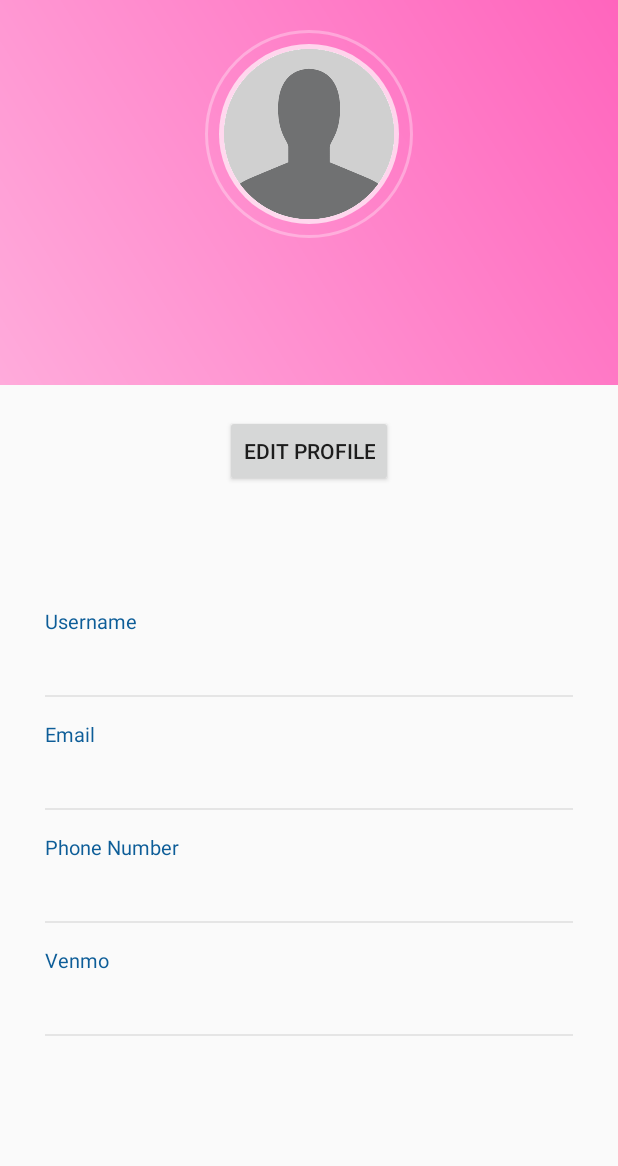
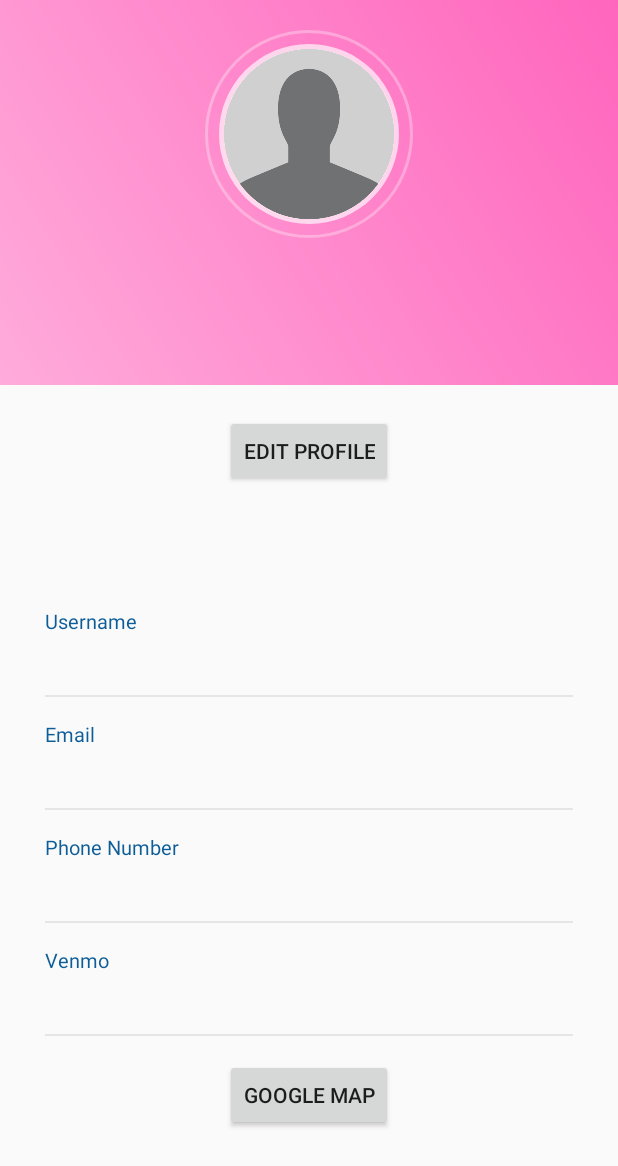
Before and after one commit to ucsb-cs48-w20/gauchoshare, an Android app: the screen it shows after launch (ProfileActivity), after a tap on "PROFILE", on a phone screen of 412 x 824 dp. Shown: the top 1166 px of the screen. Run offline under Robolectric (Android 15) with nearby library versions, the phone set to English and light mode, and no system bars; our stand-ins replace Firebase (no records; nobody signed in at launch, a user with empty details on screens opened directly), Picasso; 9 statements that could not run were skipped.

Commit message:
add map base

```diff
--- a/app/src/main/java/com/ucsb/integration/MainPage/Profile/ProfileActivity.java
+++ b/app/src/main/java/com/ucsb/integration/MainPage/Profile/ProfileActivity.java
@@ -33,7 +33,7 @@ public class ProfileActivity extends AppCompatActivity {
     Map<String, Object> data;
     private ImageView mImageView;
     private Uri mImageUri;
-    private Button mEditProfile;
+    private Button mEditProfile, mGoogleActivity;
 
     @Override
     protected void onCreate(Bundle savedInstanceState) {
@@ -42,6 +42,8 @@ public class ProfileActivity extends AppCompatActivity {
         setContentView(R.layout.activity_profile);
 
         mEditProfile = (Button) findViewById(R.id.btn_edit_profile);
+
+        mGoogleActivity = (Button) findViewById(R.id.btn_google_map);
 
         mAuth = FirebaseAuth.getInstance();
         currentUserID = mAuth.getCurrentUser().getUid();
@@ -85,8 +87,22 @@ public class ProfileActivity extends AppCompatActivity {
             }
         });
 
+        mGoogleActivity.setOnClickListener(new View.OnClickListener() {
+            @Override
+            public void onClick(View v) {
+                SendUserToMapsActivity();
+            }
+        });
+
         Toolbar toolbar = findViewById(R.id.toolbar);
         setSupportActionBar(toolbar);
+    }
+
+    private void SendUserToMapsActivity() {
+        Intent mainIntent = new Intent(ProfileActivity.this, MapsActivity.class);
+        mainIntent.addFlags(Intent.FLAG_ACTIVITY_NEW_TASK | Intent.FLAG_ACTIVITY_CLEAR_TASK);
+        startActivity(mainIntent);
+        finish();
     }
 
     private void SendUserToEditProfileActivity() {
--- a/app/src/main/res/layout/activity_profile.xml
+++ b/app/src/main/res/layout/activity_profile.xml
@@ -76,6 +76,7 @@
             android:text="Edit Profile" />
 
         <LinearLayout
+            android:id="@+id/info_fields"
             android:layout_width="match_parent"
             android:layout_marginLeft="30dp"
             android:layout_centerInParent="true"
@@ -197,6 +198,15 @@
 
 
         </LinearLayout>
+        <Button
+            android:id="@+id/btn_google_map"
+            android:layout_width="wrap_content"
+            android:layout_height="wrap_content"
+            android:layout_marginTop="15dp"
+            android:layout_below="@id/info_fields"
+            android:layout_centerHorizontal="true"
+            android:text="Google Map"
+            />
 
     </RelativeLayout>
 
--- a/app/src/main/res/values/strings.xml
+++ b/app/src/main/res/values/strings.xml
@@ -49,4 +49,5 @@
     <string name="appwidget_text">EXAMPLE</string>
     <string name="add_widget">Add widget</string>
     <string name="title_activity_view_listing">ViewListingActivity</string>
+    <string name="title_activity_maps">Map</string>
 </resources>
```
Also changed, not shown: app/build.gradle (+10 -0 lines), app/src/debug/res/values/google_maps_api.xml (added, +24 -0 lines), app/src/main/AndroidManifest.xml (+31 -4 lines), app/src/main/java/com/ucsb/integration/MainPage/Profile/MapsActivity.java (added, +49 -0 lines), app/src/main/res/layout/activity_maps.xml (added, +9 -0 lines), 1 other file.
